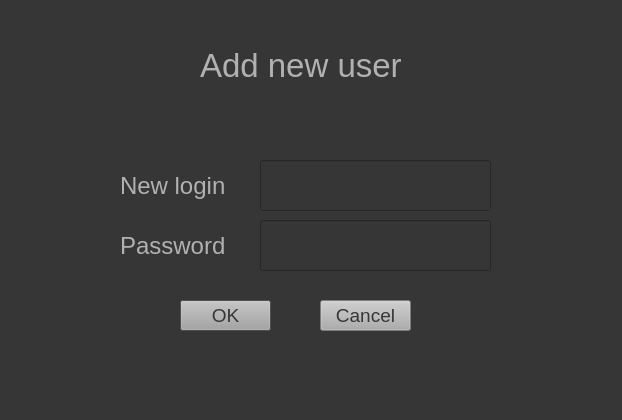
First picture: the form in UI/add_user.ui, repository ShallowSmile1/Lab_def_inf, before the edit.
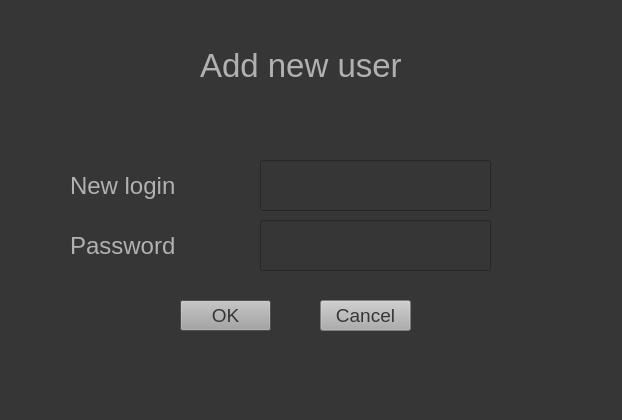
Second picture: the form after the edit.

What changed in the file:
```diff
--- a/UI/add_user.ui
+++ b/UI/add_user.ui
@@ -23,7 +23,7 @@
     <rect>
      <x>200</x>
      <y>40</y>
-     <width>211</width>
+     <width>281</width>
      <height>51</height>
     </rect>
    </property>
@@ -37,9 +37,9 @@
   <widget class="QLabel" name="label_2">
    <property name="geometry">
     <rect>
-     <x>120</x>
+     <x>70</x>
      <y>170</y>
-     <width>111</width>
+     <width>151</width>
      <height>31</height>
     </rect>
    </property>
@@ -98,9 +98,9 @@
   <widget class="QLabel" name="label_3">
    <property name="geometry">
     <rect>
-     <x>120</x>
+     <x>70</x>
      <y>230</y>
-     <width>111</width>
+     <width>141</width>
      <height>31</height>
     </rect>
    </property>
```
